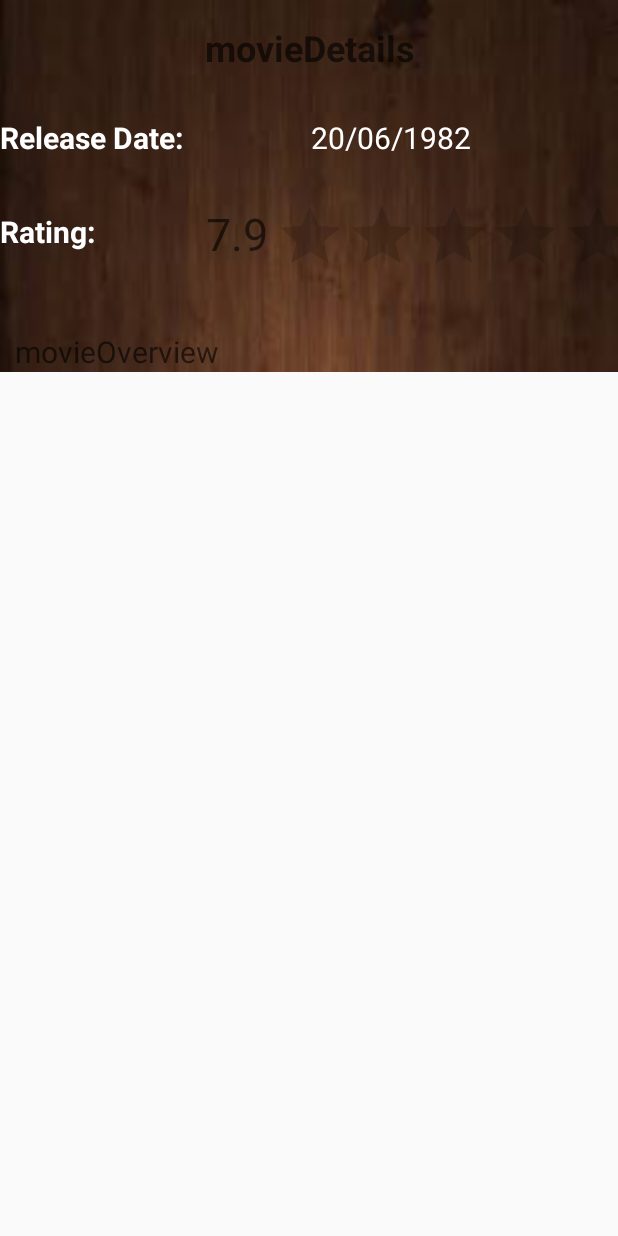
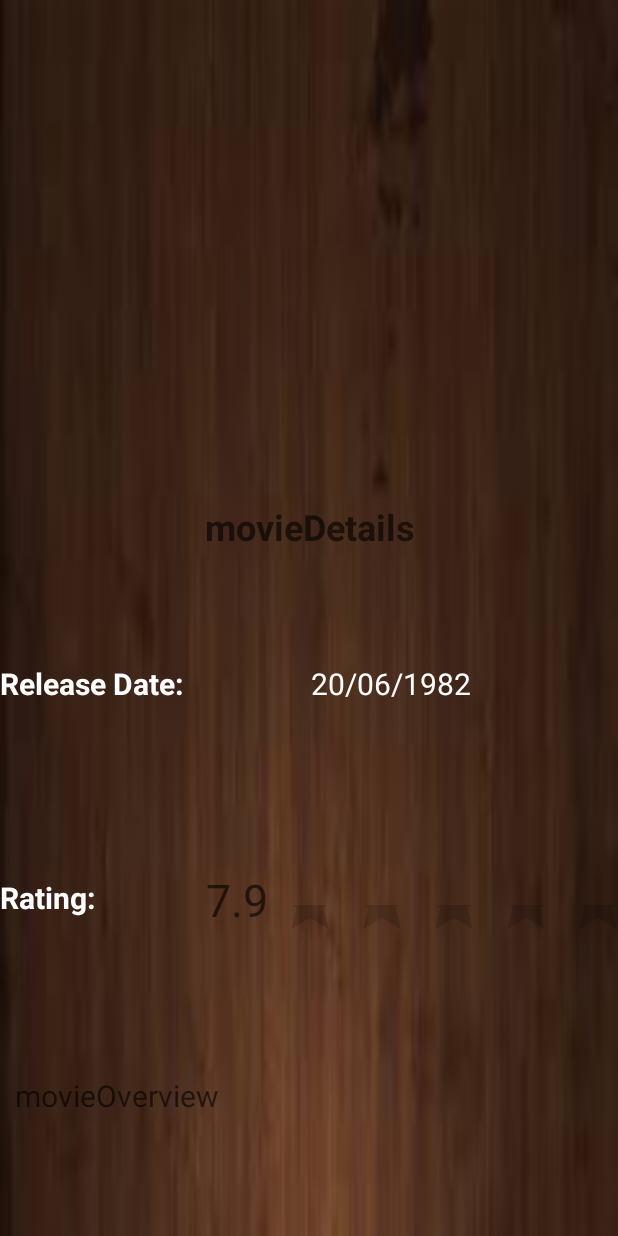
Before and after one commit to franquicidad/MovieAppBasic-Fiinal, an Android app: the layout movie_details_layout.xml on its own in the app's theme, with its tools: preview values and no code run, on a phone screen of 412 x 824 dp. Run offline under Robolectric (Android 15) with nearby library versions, the phone set to English and light mode, and no system bars.

Commit message:
final project

```diff
--- a/app/src/main/java/com/example/mac/movieappbasic/MainActivity.java
+++ b/app/src/main/java/com/example/mac/movieappbasic/MainActivity.java
@@ -27,74 +27,53 @@ import com.squareup.picasso.Picasso;
 
 import java.util.ArrayList;
 
-public class MainActivity extends AppCompatActivity implements LoaderManager.LoaderCallbacks<ArrayList<Movie>>{
+public class MainActivity extends AppCompatActivity implements LoaderManager.LoaderCallbacks<ArrayList<Movie>> {
 
-    private static final String BASE_URL="https://api.themoviedb.org/3/movie/popular?api_key=";
-    private final String MERGED_BASE_URL= (BASE_URL+ BuildConfig.API_KEY);
-    private static final String TOP_MOVIE ="https://api.themoviedb.org/3/movie/top_rated?api_key=";
-    private static final String MERGED_TOP_MOVIE= (TOP_MOVIE+ BuildConfig.API_KEY);
-
-    private static final int NUM_LIST_ITEMS=100;
+    private static final String BASE_URL = "https://api.themoviedb.org/3/movie/popular?api_key=";
+    private static final String TOP_MOVIE = "https://api.themoviedb.org/3/movie/top_rated?api_key=";
+    private static final String MERGED_TOP_MOVIE = (TOP_MOVIE + BuildConfig.API_KEY);
+    private static final int NUM_LIST_ITEMS = 100;
     private static final int MOVIE_LOADER_ID = 1;
-    private MovieAdapter mMovieAdapter;
-    private RecyclerView mMovieList;
+    private final String MERGED_BASE_URL = (BASE_URL + BuildConfig.API_KEY);
     GridLayoutManager gridLayoutManager;
     ArrayList<Movie> adapterArrayList;
     GridView gridView;
-
-    String sortMode=MERGED_BASE_URL;
-
-
+    String sortMode = MERGED_BASE_URL;
+    private MovieAdapter mMovieAdapter;
+    private RecyclerView mMovieList;
 
     @Override
     protected void onCreate(Bundle savedInstanceState) {
         super.onCreate(savedInstanceState);
         setContentView(R.layout.activity_main);
 
-        mMovieList=findViewById(R.id.rv_movies);
-        gridView=findViewById(R.id.gridview_layout);
+        mMovieList = findViewById(R.id.rv_movies);
+        gridView = findViewById(R.id.gridview_layout);
 
-        gridLayoutManager = new GridLayoutManager(this,2);
+        gridLayoutManager = new GridLayoutManager(this, 2);
         mMovieList.setLayoutManager(gridLayoutManager);
         mMovieList.setHasFixedSize(true);
-        mMovieAdapter=new MovieAdapter(this, NUM_LIST_ITEMS, new MovieAdapter.GridItemClickListener() {
+        mMovieAdapter = new MovieAdapter(this, NUM_LIST_ITEMS, new MovieAdapter.GridItemClickListener() {
 
             @Override
             public void onGridItemClick(Movie movie) {
 
-                Intent intentDetailActivity=new Intent(getBaseContext(),MovieDetail.class);
+                Intent intentDetailActivity = new Intent(getBaseContext(), MovieDetail.class);
 
-                intentDetailActivity.putExtra("MOVIE_OBJECT",movie);
+                intentDetailActivity.putExtra("MOVIE_OBJECT", movie);
 
                 startActivity(intentDetailActivity);
 
 
-
             }
         });
-            mMovieList.setAdapter(mMovieAdapter);
-        adapterArrayList=new ArrayList<>();
+        mMovieList.setAdapter(mMovieAdapter);
+        adapterArrayList = new ArrayList<>();
         mMovieAdapter.addAll(adapterArrayList);
 
-        LoaderManager loaderManager=getSupportLoaderManager();
+        LoaderManager loaderManager = getSupportLoaderManager();
 
-        loaderManager.initLoader(MOVIE_LOADER_ID,null,MainActivity.this);
-
-
-
-
-
-//        mMovieAdapter=new MovieAdapter(NUM_LIST_ITEMS, new MovieAdapter.GridItemClickListener() {
-//            @Override
-//            public void onGridItemClick(int clickedItemIndex) {
-//
-//                Intent intentMovieDetail=new Intent(getBaseContext(), MovieDetail.class);
-//
-//                mMovieAdapter.getItemId(clickedItemIndex);
-//
-//
-//            }
-//        })
+        loaderManager.initLoader(MOVIE_LOADER_ID, null, MainActivity.this);
 
     }
 
@@ -112,7 +91,6 @@ public class MainActivity extends AppCompatActivity implements LoaderManager.Loa
         mMovieAdapter.addAll(data);
 
 
-
     }
 
     @Override
@@ -122,7 +100,7 @@ public class MainActivity extends AppCompatActivity implements LoaderManager.Loa
 
     @Override
     public boolean onCreateOptionsMenu(Menu menu) {
-        getMenuInflater().inflate(R.menu.movie_menu,menu);
+        getMenuInflater().inflate(R.menu.movie_menu, menu);
         return true;
     }
 
@@ -130,18 +108,17 @@ public class MainActivity extends AppCompatActivity implements LoaderManager.Loa
     public boolean onOptionsItemSelected(MenuItem item) {
 
 
-        switch ( item.getItemId()) {
+        switch (item.getItemId()) {
             case R.id.popular:
-
-                sortMode=MERGED_BASE_URL;
-                getSupportLoaderManager().restartLoader(MOVIE_LOADER_ID,null,MainActivity.this);
+                sortMode = MERGED_BASE_URL;
+                getSupportLoaderManager().restartLoader(MOVIE_LOADER_ID, null, MainActivity.this);
                 return true;
             case R.id.top_rated:
-                sortMode=MERGED_TOP_MOVIE;
-                getSupportLoaderManager().restartLoader(MOVIE_LOADER_ID,null,MainActivity.this);
+                sortMode = MERGED_TOP_MOVIE;
+                getSupportLoaderManager().restartLoader(MOVIE_LOADER_ID, null, MainActivity.this);
                 return true;
 
-                default:
+            default:
 
                 return super.onOptionsItemSelected(item);
         }
--- a/app/src/main/res/layout/activity_main.xml
+++ b/app/src/main/res/layout/activity_main.xml
@@ -7,14 +7,14 @@
     android:background="#000000"
     android:orientation="vertical"
     tools:context="com.example.mac.movieappbasic.MainActivity">
+
     <ImageView
         android:id="@+id/image_movie_star_wars"
         android:layout_width="match_parent"
         android:layout_height="0dp"
         android:layout_weight="2"
-        android:src="@drawable/starwars"
         android:scaleType="centerCrop"
-        />
+        android:src="@drawable/starwars" />
 
     <FrameLayout
         android:layout_width="match_parent"
@@ -25,9 +25,9 @@
             android:id="@+id/rv_movies"
             android:layout_width="match_parent"
             android:layout_height="match_parent"
-            android:paddingTop="30dp"
             android:paddingLeft="30dp"
-            android:paddingRight="30dp">
+            android:paddingRight="30dp"
+            android:paddingTop="30dp">
 
         </android.support.v7.widget.RecyclerView>
 
@@ -35,5 +35,4 @@
     </FrameLayout>
 
 
-
 </LinearLayout>
--- a/app/src/main/res/layout/layout_design.xml
+++ b/app/src/main/res/layout/layout_design.xml
@@ -1,8 +1,8 @@
 <?xml version="1.0" encoding="utf-8"?>
 <RelativeLayout xmlns:android="http://schemas.android.com/apk/res/android"
+    xmlns:app="http://schemas.android.com/apk/res-auto"
     android:layout_width="match_parent"
-    android:layout_height="match_parent"
-    xmlns:app="http://schemas.android.com/apk/res-auto">
+    android:layout_height="match_parent">
 
 
     <android.support.v7.widget.CardView
@@ -16,13 +16,14 @@
             android:id="@+id/cardview_image"
             android:layout_width="match_parent"
             android:layout_height="match_parent"
-            android:scaleType="fitXY"/>
+            android:scaleType="fitXY" />
+
         <TextView
             android:id="@+id/movie_textView"
             android:layout_width="wrap_content"
             android:layout_height="wrap_content"
             android:layout_marginLeft="135dp"
-            android:layout_marginTop="185dp"/>
+            android:layout_marginTop="185dp" />
 
 
     </android.support.v7.widget.CardView>
--- a/app/src/main/res/layout/movie_details_layout.xml
+++ b/app/src/main/res/layout/movie_details_layout.xml
@@ -1,37 +1,39 @@
 <?xml version="1.0" encoding="utf-8"?>
-<ScrollView
-    xmlns:android="http://schemas.android.com/apk/res/android"
+<ScrollView xmlns:android="http://schemas.android.com/apk/res/android"
     android:layout_width="match_parent"
-    android:layout_height="match_parent">
+    android:layout_height="match_parent"
+    android:fillViewport="true">
+
     <LinearLayout
-    android:orientation="vertical"
         android:layout_width="match_parent"
+        android:layout_height="match_parent"
         android:background="@drawable/wood"
-    android:layout_height="match_parent"
-    >
+        android:orientation="vertical">
 
         <ImageView
+            android:id="@+id/imageMovie_detail_activity"
             android:layout_width="match_parent"
             android:layout_height="0dp"
             android:layout_weight="2"
-        android:id="@+id/imageMovie_detail_activity" />
+            android:paddingTop="10dp" />
 
         <LinearLayout
             android:layout_width="match_parent"
             android:layout_height="0dp"
-        android:layout_weight="1">
+            android:layout_weight="1"
+            android:orientation="horizontal">
 
 
             <TextView
                 android:id="@+id/text_movie_name"
                 android:layout_width="match_parent"
-            android:layout_height="wrap_content"
+                android:layout_height="match_parent"
+                android:gravity="center"
+                android:hint="movieDetails"
+                android:paddingTop="15dp"
                 android:textColor="@android:color/white"
                 android:textSize="24sp"
-            android:gravity="center"
-            android:paddingTop="15dp"
-            android:hint="movieDetails"
-            android:textStyle="bold"/>
+                android:textStyle="bold" />
 
 
         </LinearLayout>
@@ -39,79 +41,82 @@
 
         <LinearLayout
             android:layout_width="match_parent"
-        android:layout_weight="1"
-        android:layout_height="0dp">
+            android:layout_height="0dp"
+            android:layout_weight="1">
+
             <TextView
                 android:layout_width="0dp"
+                android:layout_height="match_parent"
                 android:layout_weight="1"
-        android:layout_height="match_parent"
+                android:paddingTop="30dp"
                 android:text="Release Date:"
+
                 android:textColor="@android:color/white"
+                android:textSize="20sp"
+                android:textStyle="bold" />
 
-        android:paddingTop="30dp"
-        android:textSize="20sp"
-        android:textStyle="bold"/>
             <TextView
                 android:id="@+id/text_movie_release_date"
                 android:layout_width="0dp"
                 android:layout_height="match_parent"
                 android:layout_weight="2"
-            android:textColor="@android:color/white"
                 android:paddingLeft="70dp"
+                android:paddingTop="30dp"
 
                 android:text="20/06/1982"
-            android:paddingTop="30dp"
-            android:textSize="20sp"/>
+                android:textColor="@android:color/white"
+                android:textSize="20sp" />
         </LinearLayout>
+
         <LinearLayout
             android:layout_width="match_parent"
             android:layout_height="0dp"
             android:layout_weight="1"
-        android:orientation="horizontal"
-        >
+            android:orientation="horizontal">
 
             <TextView
                 android:layout_width="0dp"
                 android:layout_height="match_parent"
                 android:layout_weight="3"
+                android:paddingTop="35dp"
                 android:text="Rating:"
+
                 android:textColor="@android:color/white"
+                android:textSize="20sp"
+                android:textStyle="bold" />
 
-            android:textSize="20sp"
-            android:textStyle="bold"
-            android:paddingTop="35dp"/>
             <TextView
                 android:id="@+id/text_movie_rating"
                 android:layout_width="0dp"
+                android:layout_height="match_parent"
                 android:layout_weight="1"
-            android:textColor="@android:color/white"
 
-            android:layout_height="match_parent"
                 android:hint="7.9"
                 android:paddingTop="30dp"
-            android:textSize="30sp"
-            />
+                android:textColor="@android:color/white"
+                android:textSize="30sp" />
+
             <RatingBar
                 android:layout_width="0dp"
+                android:layout_height="match_parent"
                 android:layout_weight="5"
-            android:textColor="@android:color/white"
+                android:paddingTop="28dp"
                 android:stepSize="1"
-            android:layout_height="match_parent"
-            android:paddingTop="28dp"/>
+                android:textColor="@android:color/white" />
 
         </LinearLayout>
+
         <TextView
             android:id="@+id/text_movie_overview"
             android:layout_width="match_parent"
             android:layout_height="0dp"
             android:layout_weight="1"
-        android:textSize="20sp"
+            android:hint="movieOverview"
             android:paddingLeft="10dp"
             android:paddingRight="10dp"
+            android:paddingTop="30dp"
             android:textColor="@android:color/white"
-        android:hint="movieOverview"
-        android:paddingTop="30dp"
-        />
+            android:textSize="20sp" />
 
 
     </LinearLayout>
```
Also changed, not shown: app/src/main/java/com/example/mac/movieappbasic/MovieAdapter.java (+26 -28 lines), app/src/main/java/com/example/mac/movieappbasic/MovieDetail.java (+13 -14 lines). Lines whose indentation alone changed are shown as unchanged.
